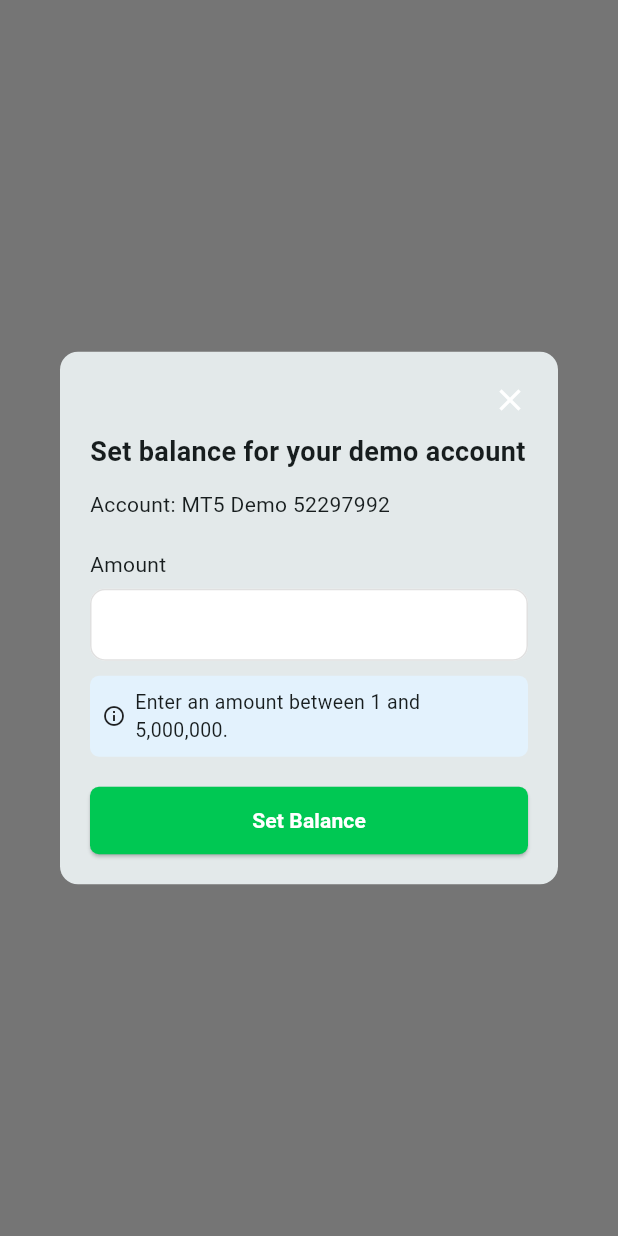
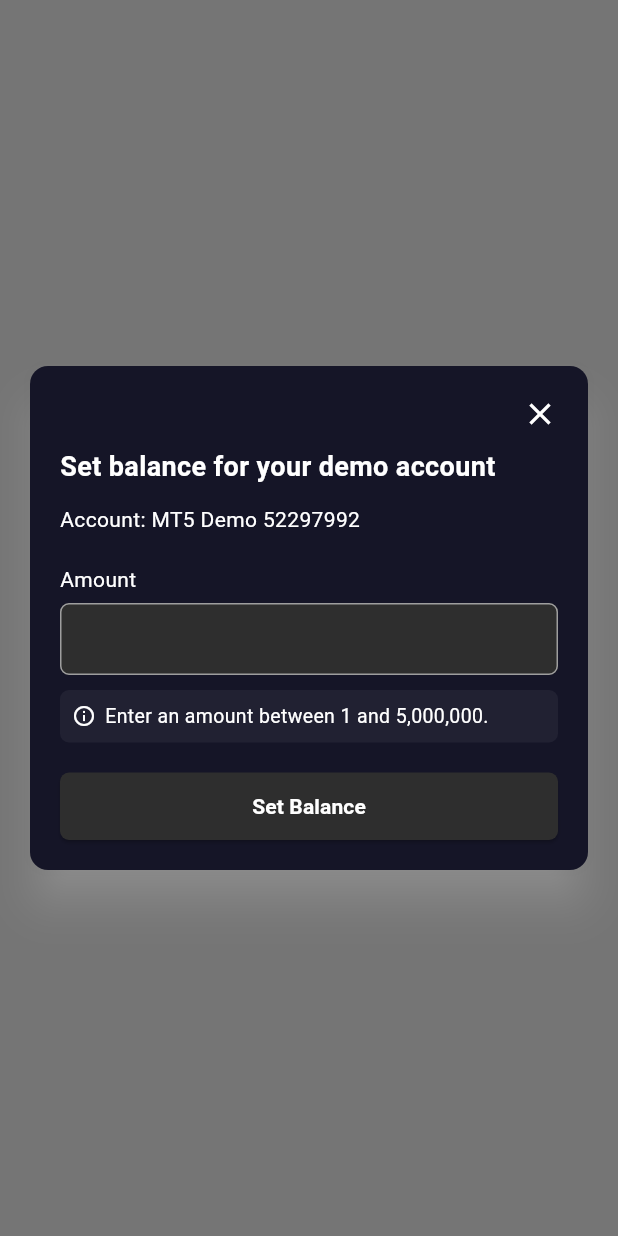
Before and after one commit to businessvivek3600/fx-crm, a Flutter app: what showSetBalanceDialog() shows on an empty page, opened directly, on a phone screen of 412 x 824 dp. Run offline on Flutter 3.47's test engine with Material 3 defaults, Android fonts, the phone set to English and light mode, and no system bars; our stand-ins replace awesome_dialog, country_picker, dio, firebase_core, firebase_messaging, fl_chart and 14 more; accounts and stored records are empty; network calls fail.

Commit message:
account and other ui screen

```diff
--- a/lib/models/payment_informaton_model.dart
+++ b/lib/models/payment_informaton_model.dart
@@ -1,4 +1,3 @@
-import 'package:nb_utils/nb_utils.dart';
 
 
 class PaymentInformation {
@@ -78,7 +77,7 @@ class Data {
   }
 
   Map<String, dynamic> toJson() {
-    final Map<String, dynamic> data = Map<String, dynamic>();
+    final Map<String, dynamic> data = <String, dynamic>{};
     data['order_id'] = orderId;
     data['txn_id'] = txnId;
     data['coin_amt'] = coinAmt;
@@ -142,7 +141,7 @@ class Order {
   }
 
   Map<String, dynamic> toJson() {
-    final Map<String, dynamic> data = Map<String, dynamic>();
+    final Map<String, dynamic> data = <String, dynamic>{};
     data['id'] = id;
     data['order_id'] = orderId;
     data['created_at'] = createdAt;
--- a/lib/view/component/drawer_component/component/account/widget/set_balance_dialog.dart
+++ b/lib/view/component/drawer_component/component/account/widget/set_balance_dialog.dart
@@ -7,7 +7,13 @@ void showSetBalanceDialog(BuildContext context) {
     context: context,
     builder: (context) {
       return Dialog(
-        shape: RoundedRectangleBorder(borderRadius: BorderRadius.circular(12)),
+        backgroundColor: Colors.transparent, // Make dialog background transparent to show shadow
+        insetPadding: const EdgeInsets.all(20),
+        child: Material(
+          color: const Color(0xff151527),
+          borderRadius: BorderRadius.circular(12),
+          elevation: 12, // Elevation adds a shadow automatically on Material
+          shadowColor: Colors.white.withOpacity(0.4), // Use dark shadow color with opacity
           child: Padding(
             padding: const EdgeInsets.all(20.0),
             child: Column(
@@ -19,29 +25,29 @@ void showSetBalanceDialog(BuildContext context) {
                   alignment: Alignment.topRight,
                   child: GestureDetector(
                     onTap: () => Navigator.of(context).pop(),
-                  child: Icon(Icons.close, size: 24),
+                    child: const Icon(Icons.close, size: 24, color: Colors.white),
                   ),
                 ),
                 const SizedBox(height: 10),
 
                 // Title
-              Text(
+                const Text(
                   "Set balance for your demo account",
-                style: TextStyle(fontSize: 18, fontWeight: FontWeight.bold),
+                  style: TextStyle(fontSize: 18, fontWeight: FontWeight.bold, color: Colors.white),
                 ),
                 const SizedBox(height: 12),
 
                 // Account info
-              Text(
+                const Text(
                   "Account: MT5 Demo 52297992",
-                style: TextStyle(fontSize: 14),
+                  style: TextStyle(fontSize: 14, color: Colors.white),
                 ),
                 const SizedBox(height: 20),
 
                 // Amount Label
-              Text(
+                const Text(
                   "Amount",
-                style: TextStyle(fontSize: 14),
+                  style: TextStyle(fontSize: 14, color: Colors.white),
                 ),
                 const SizedBox(height: 6),
 
@@ -49,9 +55,17 @@ void showSetBalanceDialog(BuildContext context) {
                 TextField(
                   controller: amountController,
                   keyboardType: TextInputType.number,
+                  style: const TextStyle(color: Colors.white),
                   decoration: InputDecoration(
                     suffixText: "USD",
+                    suffixStyle: const TextStyle(color: Colors.white),
+                    filled: true,
+                    fillColor: const Color(0xFF2E2E2E),
                     border: OutlineInputBorder(
+                      borderRadius: BorderRadius.circular(6),
+                    ),
+                    enabledBorder: OutlineInputBorder(
+                      borderSide: const BorderSide(color: Colors.grey),
                       borderRadius: BorderRadius.circular(6),
                     ),
                     contentPadding: const EdgeInsets.symmetric(
@@ -63,18 +77,18 @@ void showSetBalanceDialog(BuildContext context) {
                 // Warning Text
                 Container(
                   decoration: BoxDecoration(
-                  color: Colors.blue.shade50,
+                    color: Colors.white.withOpacity(0.05),
                     borderRadius: BorderRadius.circular(6),
                   ),
                   padding: const EdgeInsets.all(8),
                   child: Row(
-                  children: [
-                    Icon(Icons.info_outline, size: 16, color: Colors.black87),
+                    children: const [
+                      Icon(Icons.info_outline, size: 16, color: Colors.white),
                       SizedBox(width: 6),
                       Expanded(
                         child: Text(
                           "Enter an amount between 1 and 5,000,000.",
-                        style: TextStyle(fontSize: 13),
+                          style: TextStyle(fontSize: 13, color: Colors.white),
                         ),
                       ),
                     ],
@@ -92,12 +106,12 @@ void showSetBalanceDialog(BuildContext context) {
                       Navigator.of(context).pop();
                     },
                     style: ElevatedButton.styleFrom(
-                    backgroundColor: Colors.greenAccent.shade700,
+                      backgroundColor: const Color(0xFF2E2E2E),
                       shape: RoundedRectangleBorder(
                         borderRadius: BorderRadius.circular(6),
                       ),
                     ),
-                  child: Text(
+                    child: const Text(
                       "Set Balance",
                       style: TextStyle(
                           color: Colors.white, fontWeight: FontWeight.bold),
@@ -107,6 +121,7 @@ void showSetBalanceDialog(BuildContext context) {
               ],
             ),
           ),
+        ),
       );
     },
   );
--- a/lib/view/component/drawer_component/component/funds/component/withdraw_otp.dart
+++ b/lib/view/component/drawer_component/component/funds/component/withdraw_otp.dart
@@ -13,11 +13,11 @@ class WithdrawOtpScreen extends StatefulWidget {
   final String paymentType;
 
   const WithdrawOtpScreen({
-    Key? key,
+    super.key,
     required this.requestId,
     required this.amount,
     required this.paymentType,
-  }) : super(key: key);
+  });
 
   @override
   State<WithdrawOtpScreen> createState() => _WithdrawOtpScreenState();
--- a/lib/view/component/drawer_component/component/funds/component/withdraw_request_screen.dart
+++ b/lib/view/component/drawer_component/component/funds/component/withdraw_request_screen.dart
@@ -6,7 +6,6 @@ import 'package:fx_crm/widgets/custom_text_form.dart';
 import 'package:get/get.dart';
 import 'package:nb_utils/nb_utils.dart';
 
-import '../../../../../../controller/app_controller.dart';
 import '../../../../../../controller/bank_controller.dart';
 import '../../../../../../controller/wallet_controller.dart';
 import '../../../../../../widgets/drop_down_text_field.dart';
--- a/lib/view/component/drawer_component/component/funds/wallet_ledger.dart
+++ b/lib/view/component/drawer_component/component/funds/wallet_ledger.dart
@@ -1,6 +1,5 @@
 import 'package:flutter/material.dart';
 import 'package:fx_crm/controller/wallet_controller.dart';
-import 'package:fx_crm/widgets/custom_text_form.dart';
 import 'package:get/get.dart';
 import 'package:nb_utils/nb_utils.dart' as nb;
 
--- a/lib/view/component/drawer_component/custom_drawer.dart
+++ b/lib/view/component/drawer_component/custom_drawer.dart
@@ -11,14 +11,11 @@ import 'package:fx_crm/view/component/drawer_component/component/funds/withdraw_
 import 'package:get/get.dart';
 import 'package:awesome_dialog/awesome_dialog.dart';
 import 'package:go_router/go_router.dart';
-import 'package:lottie/lottie.dart';
 import '../../../controller/app_controller.dart';
 import '../../../controller/auth_controller.dart';
-import '../../../controller/session_controller.dart';
 import '../../../routes/route_path.dart';
 import '../../../utils/drawer_back_button.dart';
 import '../../../widgets/bg_container.dart';
-import 'component/account/activate_screen.dart';
 import 'component/account/wallet_account.dart';
 import 'component/profile/kyc_verification.dart';
 
```
Also changed, not shown: lib/view/component/drawer_component/component/account/account_screen.dart (+10 -19 lines), lib/view/component/drawer_component/component/account/transaction_history.dart (+21 -13 lines), lib/view/component/drawer_component/component/account/wallet_account.dart (+6 -9 lines). Lines whose indentation alone changed are shown as unchanged.
